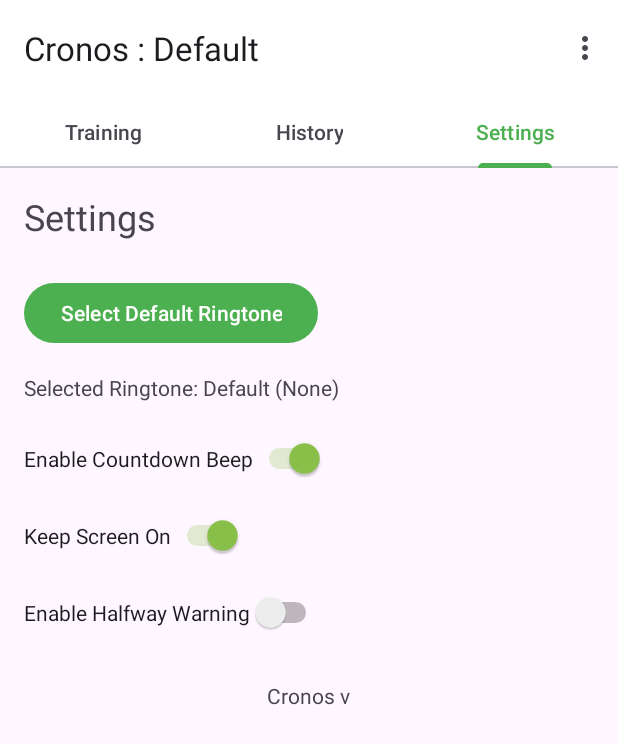
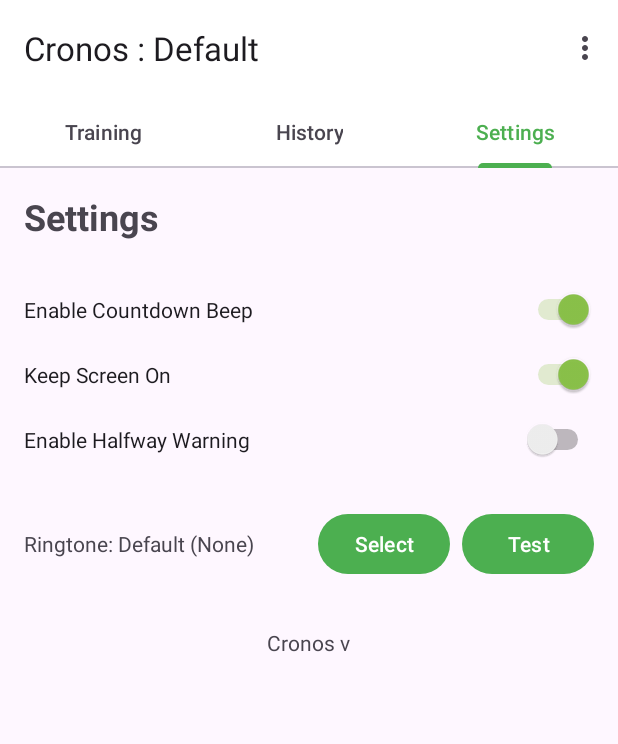
Before and after one commit to jplozf/Cronos, an Android app: the screen it shows after launch (MainActivity), tab 3 chosen, on a phone screen of 412 x 824 dp. Shown: the top 744 px of the screen. Run offline under Robolectric (Android 15) with nearby library versions, the phone set to English and light mode, and no system bars; libraries missing offline, so code that uses them is left out: org.osmdroid.config; 2 statements that could not run were skipped.

Commit message:
Settings UI enhanced

```diff
--- a/app/src/main/res/layout/fragment_settings_tab.xml
+++ b/app/src/main/res/layout/fragment_settings_tab.xml
@@ -13,42 +13,63 @@
         android:layout_height="wrap_content"
         android:text="Settings"
         android:textSize="24sp"
+        android:textStyle="bold"
         android:layout_marginBottom="24dp"/>
 
-    <Button
-        android:id="@+id/select_ringtone_button"
-        android:layout_width="wrap_content"
+    <!-- Switches -->
+    <Switch
+        android:id="@+id/countdown_beep_switch"
+        android:layout_width="match_parent"
         android:layout_height="wrap_content"
-        android:text="Select Default Ringtone"/>
+        android:text="Enable Countdown Beep"
+        android:layout_marginTop="8dp"/>
 
-    <TextView
-        android:id="@+id/selected_ringtone_text_view"
-        android:layout_width="wrap_content"
+    <Switch
+        android:id="@+id/keep_screen_on_switch"
+        android:layout_width="match_parent"
         android:layout_height="wrap_content"
-        android:text="No ringtone selected"
+        android:text="Keep Screen On"
         android:layout_marginTop="16dp"/>
 
     <Switch
-        android:id="@+id/countdown_beep_switch"
-        android:layout_width="wrap_content"
-        android:layout_height="wrap_content"
-        android:text="Enable Countdown Beep"
-        android:layout_marginTop="24dp"/>
-
-    <Switch
-        android:id="@+id/keep_screen_on_switch"
-        android:layout_width="wrap_content"
-        android:layout_height="wrap_content"
-        android:text="Keep Screen On"
-        android:layout_marginTop="24dp"/>
-
-    <Switch
         android:id="@+id/halfway_warning_switch"
-        android:layout_width="wrap_content"
+        android:layout_width="match_parent"
         android:layout_height="wrap_content"
         android:text="Enable Halfway Warning"
-        android:layout_marginTop="24dp"/>
+        android:layout_marginTop="16dp"/>
 
+    <!-- Ringtone Selection Row -->
+    <LinearLayout
+        android:layout_width="match_parent"
+        android:layout_height="wrap_content"
+        android:orientation="horizontal"
+        android:layout_marginTop="32dp"
+        android:gravity="center_vertical">
+
+        <TextView
+            android:id="@+id/selected_ringtone_text_view"
+            android:layout_width="0dp"
+            android:layout_height="wrap_content"
+            android:layout_weight="1"
+            android:text="Ringtone: (None)" />
+
+        <Button
+            android:id="@+id/select_ringtone_button"
+            android:layout_width="wrap_content"
+            android:layout_height="wrap_content"
+            android:layout_marginStart="16dp"
+            android:text="Select" />
+
+        <Button
+            android:id="@+id/test_ringtone_button"
+            android:layout_width="wrap_content"
+            android:layout_height="wrap_content"
+            android:layout_marginStart="8dp"
+            android:text="Test" />
+
+    </LinearLayout>
+
+    <!-- Version Info -->
     <TextView
         android:id="@+id/version_text_view"
         android:layout_width="wrap_content"
```
Also changed, not shown: app/src/main/java/fr/ozf/cronos/SettingsTabFragment.java (+27 -2 lines).
